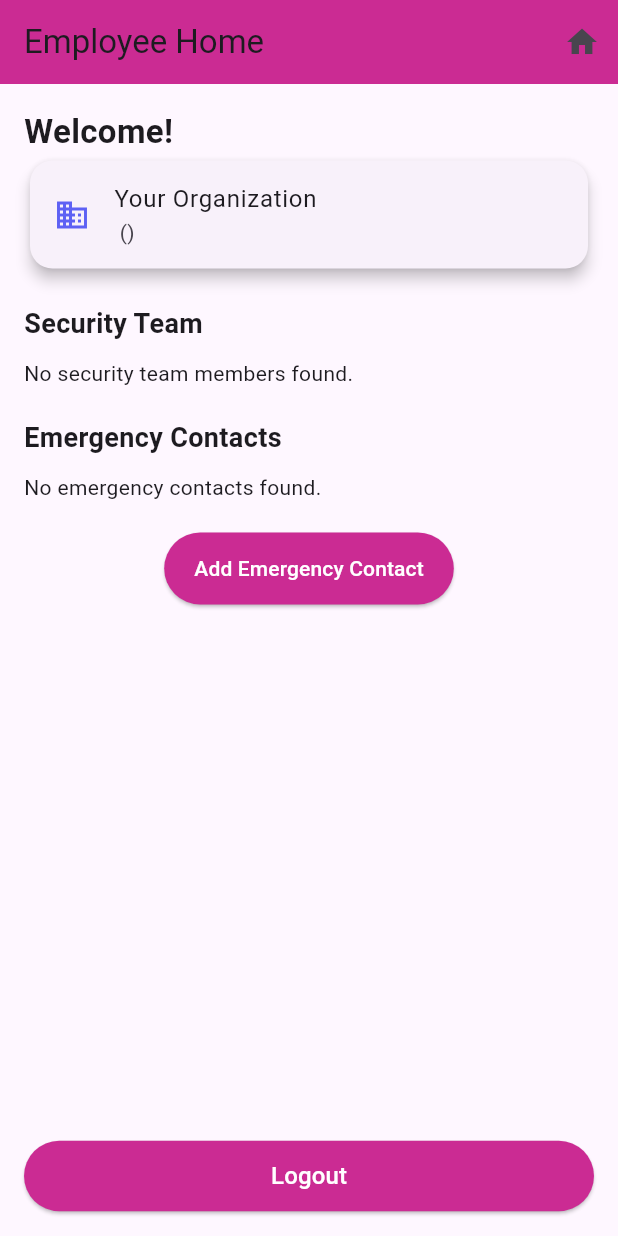
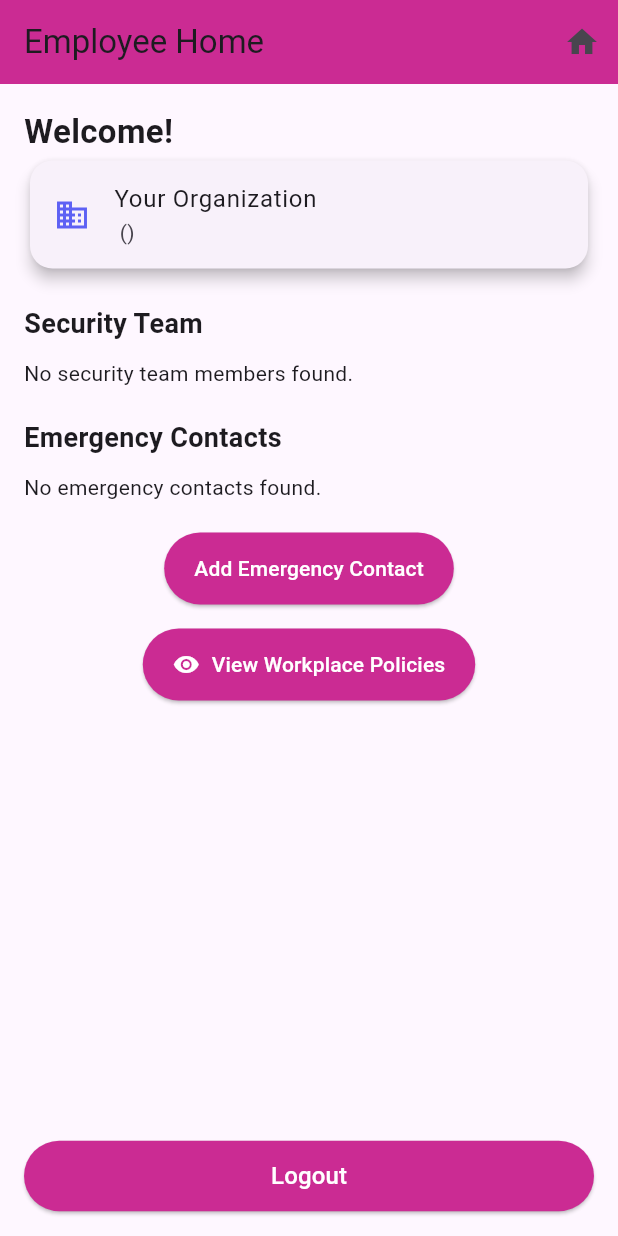
Before and after one commit to Nousheen0329/women_safety_framework, a Flutter app: the HomeScreen screen opened directly with empty values, on a phone screen of 412 x 824 dp. Run offline on Flutter 3.47's test engine with Material 3 defaults, Android fonts, the phone set to English and light mode, and no system bars; our stand-ins replace cloud_firestore, file_picker, firebase_auth, firebase_core, supabase_flutter; missing offline and left inert: syncfusion_flutter_pdfviewer; accounts and stored records are empty.

Commit message:
added workplace policies

```diff
--- a/lib/roles/working_women/emp_home.dart
+++ b/lib/roles/working_women/emp_home.dart
@@ -2,6 +2,7 @@ import 'package:flutter/material.dart';
 import 'package:cloud_firestore/cloud_firestore.dart';
 import 'package:women_safety_framework/roles/normal_user/home.dart';
 import 'package:women_safety_framework/roles/working_women/emp_signin.dart';
+import 'package:women_safety_framework/roles/workplace_policies.dart';
 import 'package:women_safety_framework/utils/color_utils.dart';
 
 class HomeScreen extends StatefulWidget {
@@ -236,7 +237,10 @@ class _HomeScreenState extends State<HomeScreen> {
               ),
               const SizedBox(height: 20),
               Center(
-                child: ElevatedButton(
+                child: Column(
+                  mainAxisSize: MainAxisSize.min,
+                  children: [
+                    ElevatedButton(
                       onPressed: _addEmergencyContact,
                       style: ElevatedButton.styleFrom(
                         backgroundColor: hexStringToColor("CB2B93"),
@@ -250,6 +254,42 @@ class _HomeScreenState extends State<HomeScreen> {
                         "Add Emergency Contact",
                         style: TextStyle(color: Colors.white),
                       ),
+                    ),
+                    SizedBox(height: 16),
+                    ElevatedButton.icon(
+                      onPressed: () {
+                        if (organizationId != null) {
+                          Navigator.push(
+                            context,
+                            MaterialPageRoute(
+                              builder: (context) => WorkplacePolicies(
+                                organizationId: organizationId!,
+                              ),
+                            ),
+                          );
+                        } else {
+                          ScaffoldMessenger.of(context).showSnackBar(
+                            SnackBar(
+                                content:
+                                    Text('Organization ID not available!')),
+                          );
+                        }
+                      },
+                      icon: const Icon(Icons.visibility, color: Colors.white),
+                      label: Text(
+                        "View Workplace Policies",
+                        style: const TextStyle(color: Colors.white),
+                      ),
+                      style: ElevatedButton.styleFrom(
+                        backgroundColor: hexStringToColor("CB2B93"),
+                        padding: const EdgeInsets.symmetric(
+                            vertical: 14, horizontal: 20),
+                        shape: RoundedRectangleBorder(
+                          borderRadius: BorderRadius.circular(30),
+                        ),
+                      ),
+                    ),
+                  ],
                 ),
               ),
             ],
```
Lines whose indentation alone changed are shown as unchanged.
